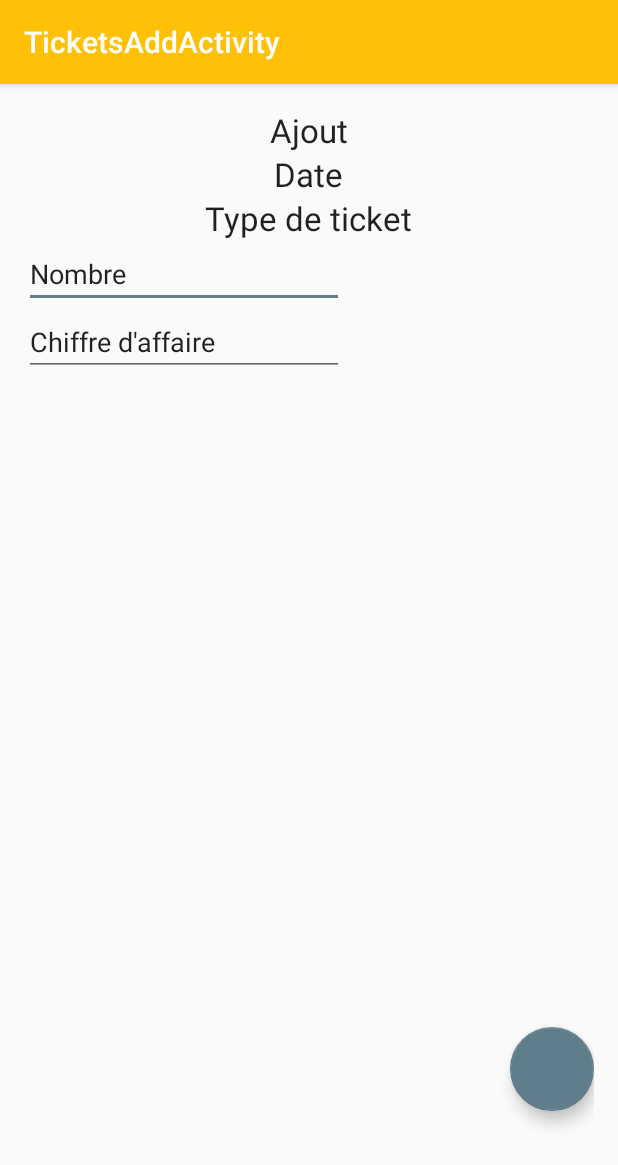
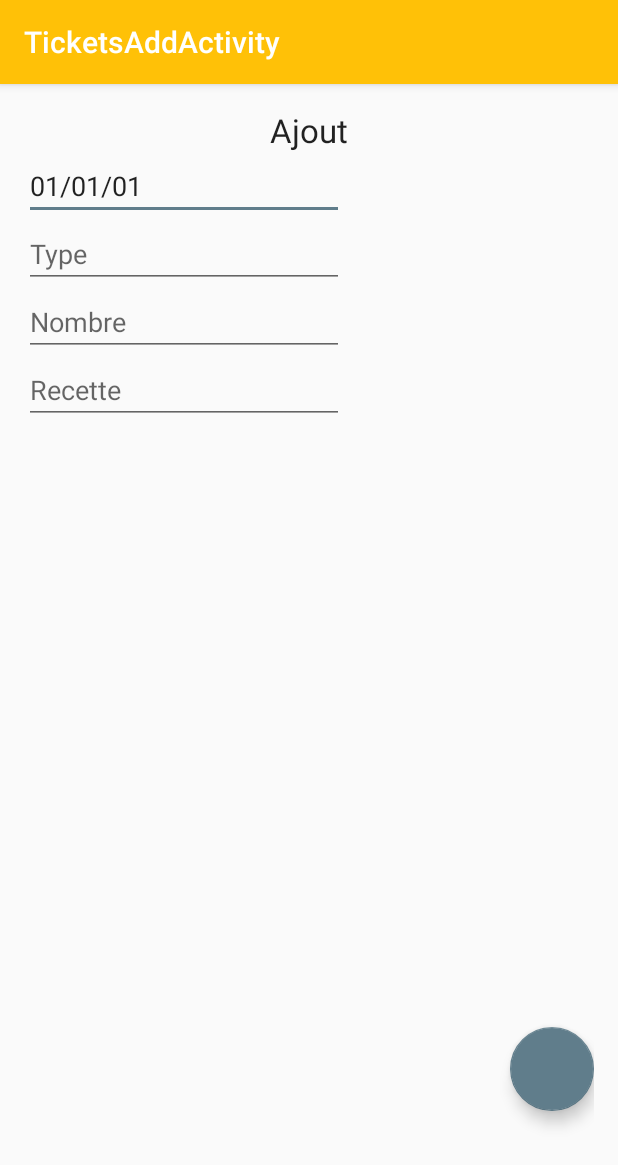
Before and after one commit to tpuch24/zooTeam3Front, an Android app: the TicketsAddActivity screen opened directly, with no data from a screen before it, on a phone screen of 412 x 824 dp. Shown: the top 1165 px of the screen. Run offline under Robolectric (Android 15) with nearby library versions, the phone set to English and light mode, and no system bars.

Commit message:
First runnable version of ticket section with some errors catching.

```diff
--- a/app/src/main/java/zooapp/jmdel/fr/zooapp/TicketsAddActivity.java
+++ b/app/src/main/java/zooapp/jmdel/fr/zooapp/TicketsAddActivity.java
@@ -1,32 +1,116 @@
 package zooapp.jmdel.fr.zooapp;
 
+import android.content.Intent;
 import android.os.Bundle;
 import android.support.design.widget.FloatingActionButton;
 import android.support.design.widget.Snackbar;
 import android.support.v7.app.AppCompatActivity;
 import android.support.v7.widget.Toolbar;
 import android.view.View;
+import android.widget.EditText;
+import android.widget.TextView;
+
+import java.sql.Time;
+import java.util.Date;
 
 import zooapp.jmdel.fr.zooapp.R;
+import zooapp.jmdel.fr.zooapp.model.Ticket;
+import zooapp.jmdel.fr.zooapp.model.TicketManager;
 
-public class TicketsAddActivity extends AppCompatActivity {
+public class TicketsAddActivity extends AppCompatActivity
+{
+    Ticket ticket = null;
+    int id =0;
 
     @Override
-    protected void onCreate(Bundle savedInstanceState) {
+    protected void onCreate(Bundle savedInstanceState)
+    {
         super.onCreate(savedInstanceState);
         setContentView(R.layout.activity_tickets_add);
+        setDatas();
+    }
+    @Override
+    protected void onStart()
+    {
+        super.onStart();
+        setContentView(R.layout.activity_tickets_add);
+        setDatas();
+    }
+
+    private void setDatas()
+    {
         Toolbar toolbar = (Toolbar) findViewById(R.id.toolbar);
         setSupportActionBar(toolbar);
 
-        FloatingActionButton fab = (FloatingActionButton) findViewById(R.id.ticketUpdate);
-        fab.setOnClickListener(new View.OnClickListener() {
+
+
+        ticket = new Ticket();
+
+        TextView txtv = (TextView)findViewById(R.id.editText);
+        assert txtv != null;
+        txtv.setText("01/01/01");
+
+        FloatingActionButton fap = (FloatingActionButton) findViewById(R.id.ticketAdd);
+        assert fap != null;
+        fap.setOnClickListener(new View.OnClickListener() {
             @Override
             public void onClick(View view) {
 
-                //Snackbar.make(view, "Replace with your own action", Snackbar.LENGTH_LONG)
-                 //       .setAction("Action", null).show();
+                EditText txtv = (EditText)findViewById(R.id.editText);
+                String str = txtv.getText().toString();
+               // int i=Integer.valueOf(str);
+                if(txtv.getText().toString().length()!=0)
+                {
+                ticket.setDate(str);
+                }
+                else
+                {
+                    error(view, "1er champ vide ! Veuillez saisir une date");
+                    return;
+                }
+
+                txtv = (EditText)findViewById(R.id.editText2);
+                if(txtv.getText().toString().length()!=0)
+                {
+                ticket.setCategory(txtv.getText().toString());
+                }
+                else
+                {
+                    error(view, "2e champ vide ! Veuillez saisir une catégorie");
+                    return;
+                }
+
+                txtv = (EditText)findViewById(R.id.editText3);
+                if(txtv.getText().toString().length()!=0)
+                {
+                    ticket.setNumber_sold(Integer.valueOf(txtv.getText().toString()));
+                }
+                else
+                {
+                    error(view, "3e champ vide ! Veuillez saisir un nombre de ticket vendu");
+                    return;
+                }
+
+                txtv = (EditText)findViewById(R.id.editText4);
+                if(txtv.getText().toString().length()!=0) {
+                    ticket.setIncome(Integer.valueOf(txtv.getText().toString()));
+                }
+                else
+                {
+                    error(view, "4e champ vide ! Veuillez saisir la recete");
+                    return;
+                }
+
+                TicketManager.getInstance().add(ticket);
+
+                finish();
             }
         });
     }
+    void error(View view, String str)
+    {
+        Snackbar.make(view, str, Snackbar.LENGTH_LONG)
+                .setAction("Action", null).show();
+    }
 
 }
--- a/app/src/main/java/zooapp/jmdel/fr/zooapp/model/Ticket.java
+++ b/app/src/main/java/zooapp/jmdel/fr/zooapp/model/Ticket.java
@@ -4,18 +4,23 @@ import java.io.Serializable;
 import java.util.Date;
 
 public class Ticket implements Serializable{
-    int id;
     String category;
     String date;
     int number_sold;
     int income;
 
-    public Ticket(int id, int income, String category, String date, int number_sold) {
-        this.id = id;
+    public Ticket(int income, String category, String date, int number_sold) {
         this.income = income;
         this.category = category;
         this.date = date;
         this.number_sold = number_sold;
+    }
+
+    public Ticket() {
+        this.income = 0;
+        this.category = "";
+        this.date = "";
+        this.number_sold = 0;
     }
 
     public String getCategory() {
@@ -49,12 +54,4 @@ public class Ticket implements Serializable{
     public void setIncome(int income) {
         this.income = income;
     }
-
-    public int getId() {
-        return id;
-    }
-
-    public void setId(int id) {
-        this.id = id;
-    }
 }
--- a/app/src/main/res/layout/content_tickets_add.xml
+++ b/app/src/main/res/layout/content_tickets_add.xml
@@ -20,44 +20,44 @@
         android:text="Ajout"
         android:id="@+id/textView" />
 
-    <TextView
+    <EditText
         android:layout_width="wrap_content"
         android:layout_height="wrap_content"
-        android:layout_centerHorizontal="true"
-        android:textAppearance="?android:attr/textAppearanceLarge"
-        android:text="Date"
-        android:id="@+id/textView2"
+        android:inputType="date"
+        android:hint="Date"
+        android:ems="10"
+        android:id="@+id/editText"
         android:layout_below="@+id/textView" />
-
-    <TextView
-        android:layout_width="wrap_content"
-        android:layout_height="wrap_content"
-        android:layout_centerHorizontal="true"
-        android:textAppearance="?android:attr/textAppearanceLarge"
-        android:text="Type de ticket"
-        android:id="@+id/textView3"
-        android:layout_below="@+id/textView2" />
 
     <EditText
         android:layout_width="wrap_content"
         android:layout_height="wrap_content"
         android:inputType="numberDecimal"
-        android:text="Nombre"
+        android:hint="Type"
         android:ems="10"
-        android:id="@+id/editText"
-        android:layout_below="@+id/textView3" />
+        android:id="@+id/editText2"
+        android:layout_below="@+id/editText" />
 
     <EditText
         android:layout_width="wrap_content"
         android:layout_height="wrap_content"
         android:inputType="numberDecimal"
-        android:text="Chiffre d'affaire"
+        android:hint="Nombre"
         android:ems="10"
-        android:id="@+id/editText2"
-        android:layout_below="@+id/editText" />
+        android:id="@+id/editText3"
+        android:layout_below="@+id/editText2" />
+
+    <EditText
+        android:layout_width="wrap_content"
+        android:layout_height="wrap_content"
+        android:inputType="numberDecimal"
+        android:hint="Recette"
+        android:ems="10"
+        android:id="@+id/editText4"
+        android:layout_below="@+id/editText3" />
 
     <android.support.design.widget.FloatingActionButton
-        android:id="@+id/ticketUpdate"
+        android:id="@+id/ticketAdd"
         android:layout_width="wrap_content"
         android:layout_height="wrap_content"
         android:layout_gravity="bottom|end"
--- a/app/src/main/res/layout/content_tickets_update.xml
+++ b/app/src/main/res/layout/content_tickets_update.xml
@@ -40,7 +40,7 @@
         android:layout_width="wrap_content"
         android:layout_height="wrap_content"
         android:inputType="numberDecimal"
-        android:text="Nombre"
+        android:hint="Nombre"
         android:ems="10"
         android:id="@+id/editText"
         android:layout_below="@+id/textView3" />
@@ -49,7 +49,7 @@
         android:layout_width="wrap_content"
         android:layout_height="wrap_content"
         android:inputType="numberDecimal"
-        android:text="Chiffre d'affaire"
+        android:hint="Recette"
         android:ems="10"
         android:id="@+id/editText2"
         android:layout_below="@+id/editText" />
```
Also changed, not shown: app/src/main/java/zooapp/jmdel/fr/zooapp/TicketsDetailsActivity.java (+9 -2 lines), app/src/main/java/zooapp/jmdel/fr/zooapp/TicketsListActivity.java (+12 -1 lines), app/src/main/java/zooapp/jmdel/fr/zooapp/TicketsUpdateActivity.java (+31 -10 lines), app/src/main/java/zooapp/jmdel/fr/zooapp/model/TicketManager.java (+29 -23 lines).
